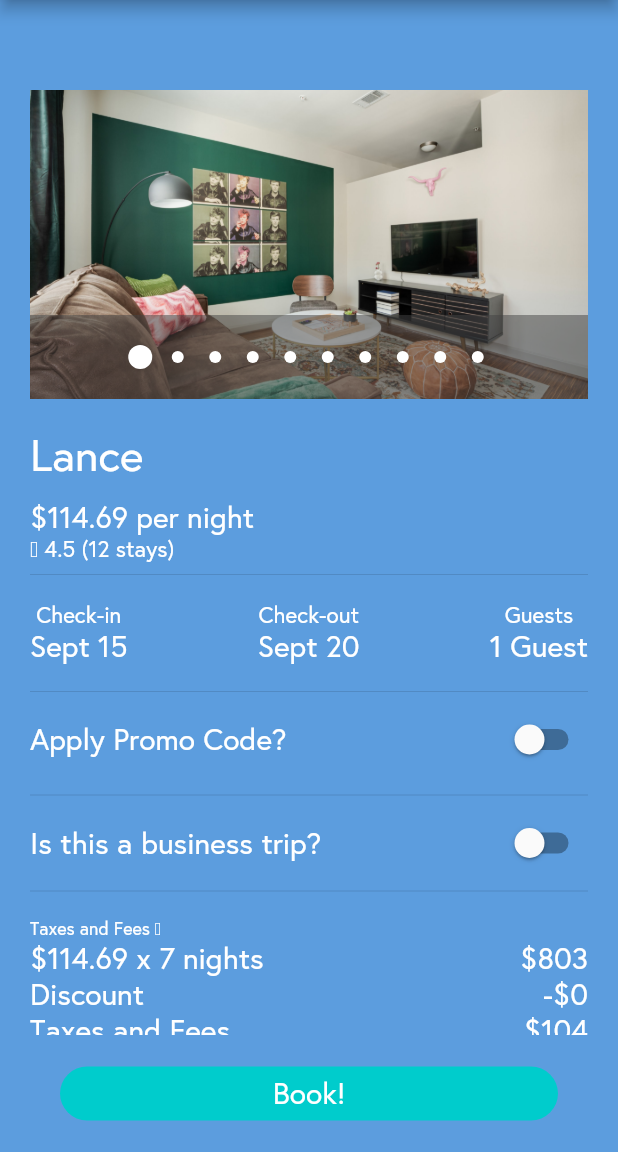
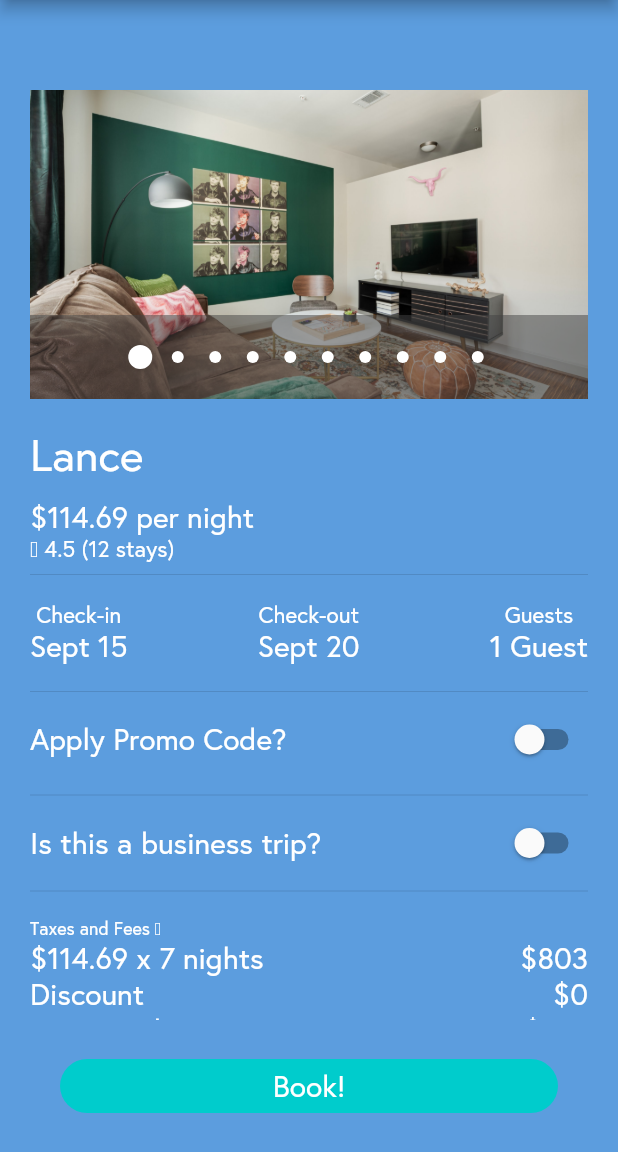
Before and after one commit to biomwalk/WanderJaunt, a Flutter app: the screen it shows after launch, on a phone screen of 412 x 824 dp, the part 84-1236 px from its top. Run offline on Flutter 3.47's test engine with Material 2 defaults, Android fonts, the light colour scheme and no system bars; drawn by our look-alikes of carousel_pro; our stand-ins replace webview_flutter.

Commit message:
Final Commit

```diff
--- a/lib/ReviewTripPage.dart
+++ b/lib/ReviewTripPage.dart
@@ -28,7 +28,7 @@ class _ReviewTripPageState extends State<ReviewTripPage> {
 
     double nightlyCost = 114.69;
     double fees = 104;
-    double discount = (isSwitched == true) ? .2  : 0;
+    double discount = (isSwitched == true) ? -.2  : 0;
     int numNights = 7;
     double discountCost = (nightlyCost * numNights) * discount;
     double total = nightlyCost * numNights - discountCost + fees;
@@ -318,7 +318,7 @@ class _ReviewTripPageState extends State<ReviewTripPage> {
                               color: Colors.white
                             ), //style
                           ), //Text
-                        ],
+                        ], //children
                       ), //Column
                     ), //child Container
                   ), //GestureDetector
@@ -557,7 +557,7 @@ class _ReviewTripPageState extends State<ReviewTripPage> {
                     alignment: Alignment.centerRight,
                     child: Container(
                       child: Text (
-                        "-\$" + discountCost.toStringAsFixed(0),
+                        "\$" + discountCost.toStringAsFixed(0),
                         textAlign: TextAlign.left,
                         style: TextStyle(
                           fontSize: 20.0,
@@ -643,7 +643,7 @@ class _ReviewTripPageState extends State<ReviewTripPage> {
         ), //SingleChildScrollView
       ), //Child Container
       bottomNavigationBar: Padding(
-        padding: EdgeInsets.fromLTRB(40, 15, 40, 15),
+        padding: EdgeInsets.fromLTRB(40, 20, 40, 20),
         child: FlatButton (
           shape: StadiumBorder(),
           onPressed: (){},
--- a/pubspec.yaml
+++ b/pubspec.yaml
@@ -35,7 +35,7 @@ dev_dependencies:
 flutter_icons:
   android: "launcher_icon"
   ios: true
-  image_path: "images/WanderJauntIcon.png"
+  image_path: "images/WJLogoWhite.png"
 
 # For information on the generic Dart part of this file, see the
 # following page: https://dart.dev/tools/pub/pubspec
@@ -52,6 +52,8 @@ flutter:
   assets:
     - images/WanderJauntLogo.png
     - images/WanderJauntIcon.png
+    - images/WanderJauntLogoBlue.png
+    - images/WJLogoWhite.png
     - images/StaceyWarren.jpg
     - images/Lance.jpg
     - images/Lance2.jpg
```
Also changed, not shown: images/WJLogoWhite.png (added), images/WanderJauntLogoBlue.png (added), pubspec.lock, 25 other files.
